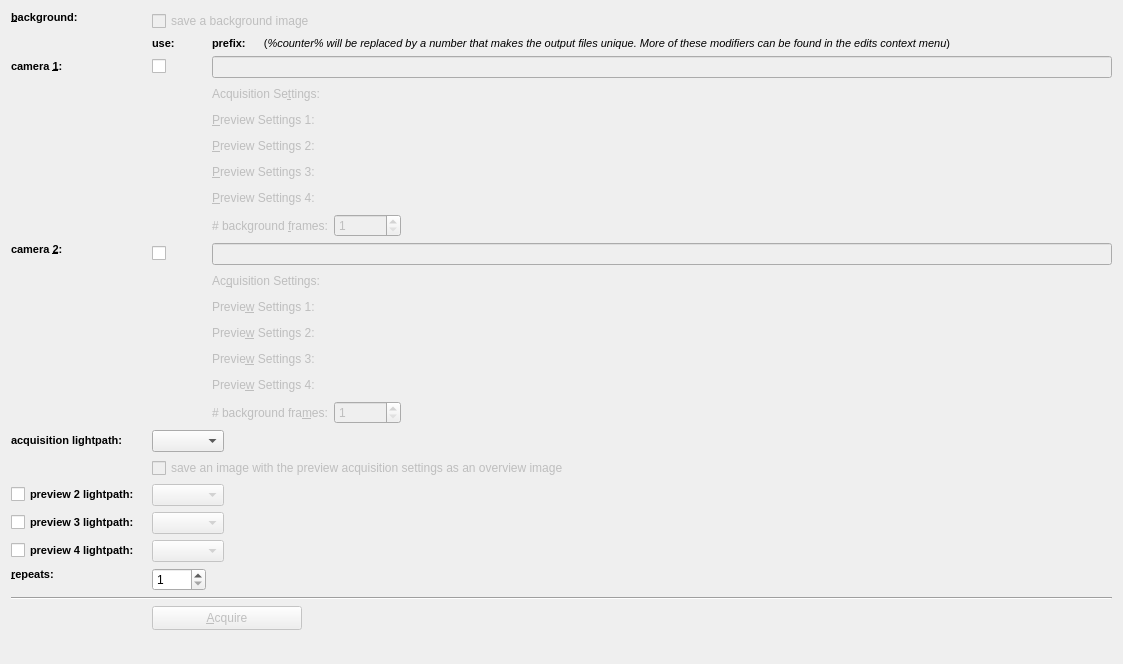
This is plugins/spimb040/qfespimb040acquisitionconfigwidget2.ui in jkriege2/QuickFit3 as Qt 5 draws it before an edit. The edited form follows.
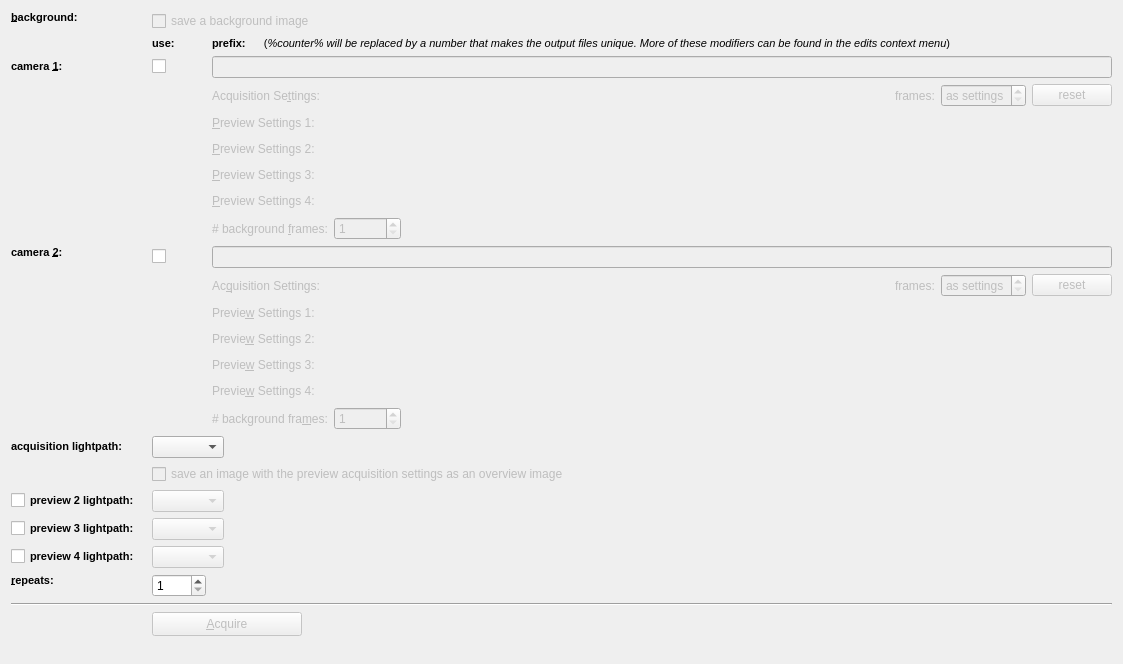
This is the edited form. Icons and pictures are not drawn. Custom widgets are drawn as their Qt base class.

Commit message: QuickFit3/B040SPIM: added device parameter stack QuickFit3/camera drivers:   - changed interface (function names), so names all contain "camera"   - added function to read the current value of changeable parameters

```diff
--- a/plugins/spimb040/qfespimb040acquisitionconfigwidget2.ui
+++ b/plugins/spimb040/qfespimb040acquisitionconfigwidget2.ui
@@ -258,6 +258,39 @@
           </property>
          </spacer>
         </item>
+        <item>
+         <widget class="QLabel" name="label_8">
+          <property name="text">
+           <string>frames:</string>
+          </property>
+         </widget>
+        </item>
+        <item>
+         <widget class="QSpinBox" name="spinFrames2">
+          <property name="minimumSize">
+           <size>
+            <width>85</width>
+            <height>0</height>
+           </size>
+          </property>
+          <property name="specialValueText">
+           <string>as settings</string>
+          </property>
+          <property name="maximum">
+           <number>999999999</number>
+          </property>
+          <property name="singleStep">
+           <number>100</number>
+          </property>
+         </widget>
+        </item>
+        <item>
+         <widget class="QPushButton" name="btnReset2">
+          <property name="text">
+           <string>reset</string>
+          </property>
+         </widget>
+        </item>
        </layout>
       </item>
       <item row="1" column="2">
@@ -613,6 +646,39 @@
            </property>
           </spacer>
          </item>
+         <item>
+          <widget class="QLabel" name="label_2">
+           <property name="text">
+            <string>frames:</string>
+           </property>
+          </widget>
+         </item>
+         <item>
+          <widget class="QSpinBox" name="spinFrames">
+           <property name="minimumSize">
+            <size>
+             <width>85</width>
+             <height>0</height>
+            </size>
+           </property>
+           <property name="specialValueText">
+            <string>as settings</string>
+           </property>
+           <property name="maximum">
+            <number>999999999</number>
+           </property>
+           <property name="singleStep">
+            <number>100</number>
+           </property>
+          </widget>
+         </item>
+         <item>
+          <widget class="QPushButton" name="btnReset1">
+           <property name="text">
+            <string>reset</string>
+           </property>
+          </widget>
+         </item>
         </layout>
        </widget>
       </item>
```
The commit also changes 46 other files.
